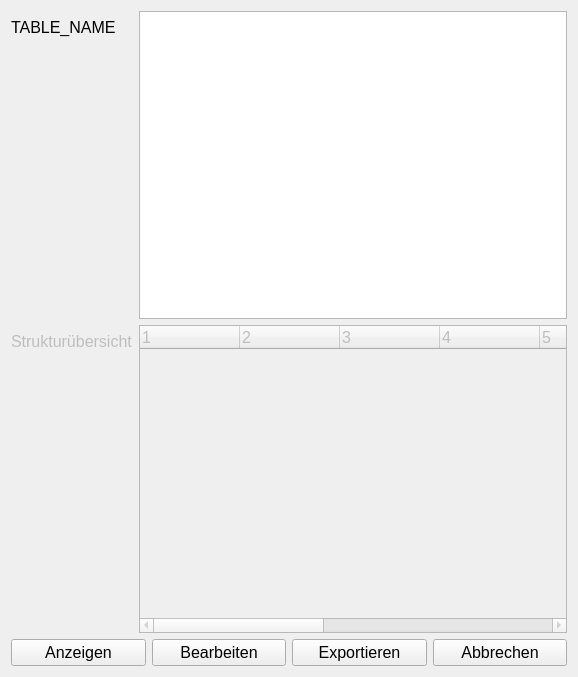
This is app/view/search_widget.ui in UltimateCuB3R/DLMCSPSE01_D as Qt 5 draws it before an edit. The edited form follows.
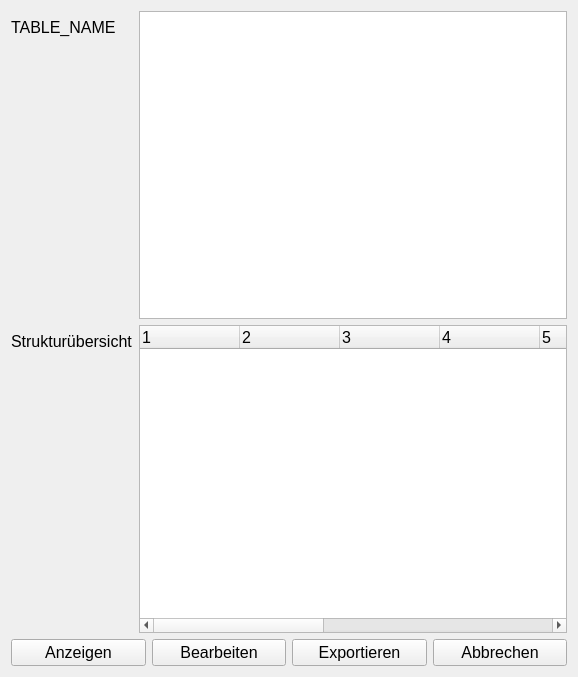
This is the edited form.

Commit message: Phase 3: added translation to the table names minor fix in search_widget.ui regarding tree widget created v1.2 of the build updated documentation

Patch:
```diff
--- a/app/view/search_widget.ui
+++ b/app/view/search_widget.ui
@@ -67,7 +67,7 @@
      <item row="1" column="1">
       <widget class="QTreeWidget" name="treeWidget">
        <property name="enabled">
-        <bool>false</bool>
+        <bool>true</bool>
        </property>
        <property name="font">
         <font>
@@ -81,7 +81,7 @@
         <bool>true</bool>
        </property>
        <property name="wordWrap">
-        <bool>false</bool>
+        <bool>true</bool>
        </property>
        <property name="columnCount">
         <number>10</number>
@@ -144,7 +144,7 @@
      <item row="1" column="0">
       <widget class="QLabel" name="label_tree">
        <property name="enabled">
-        <bool>false</bool>
+        <bool>true</bool>
        </property>
        <property name="font">
         <font>
```
Left out of the diff: 6 changed lines with no effect on the pictures. The commit also changes 4 other files.
